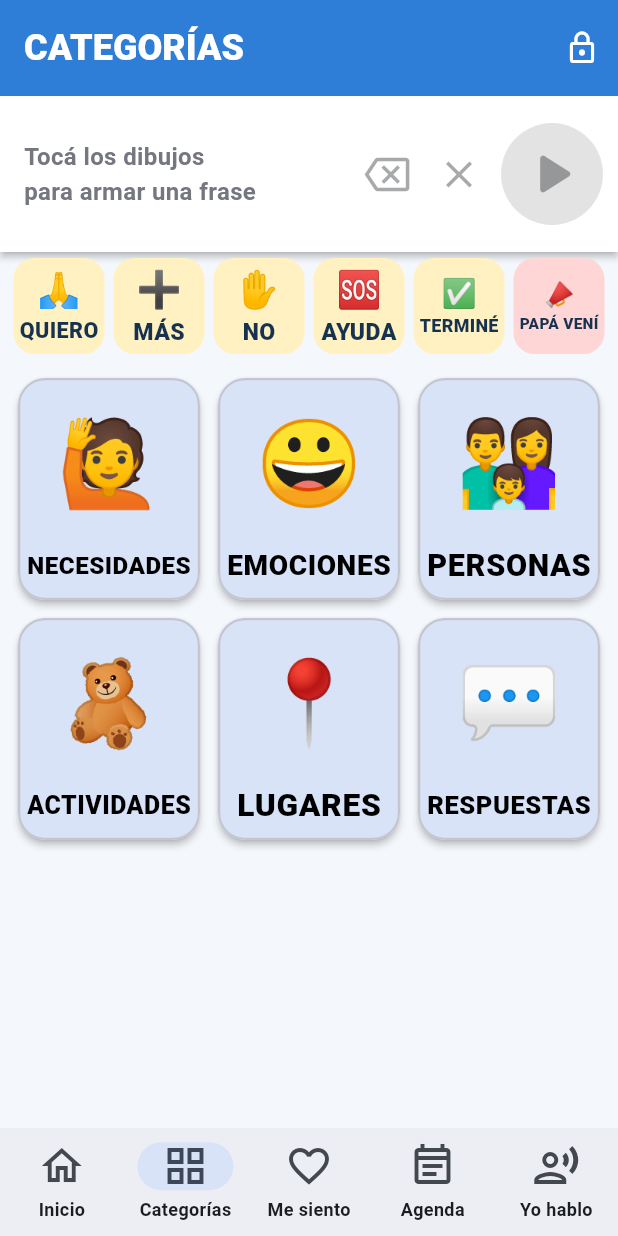
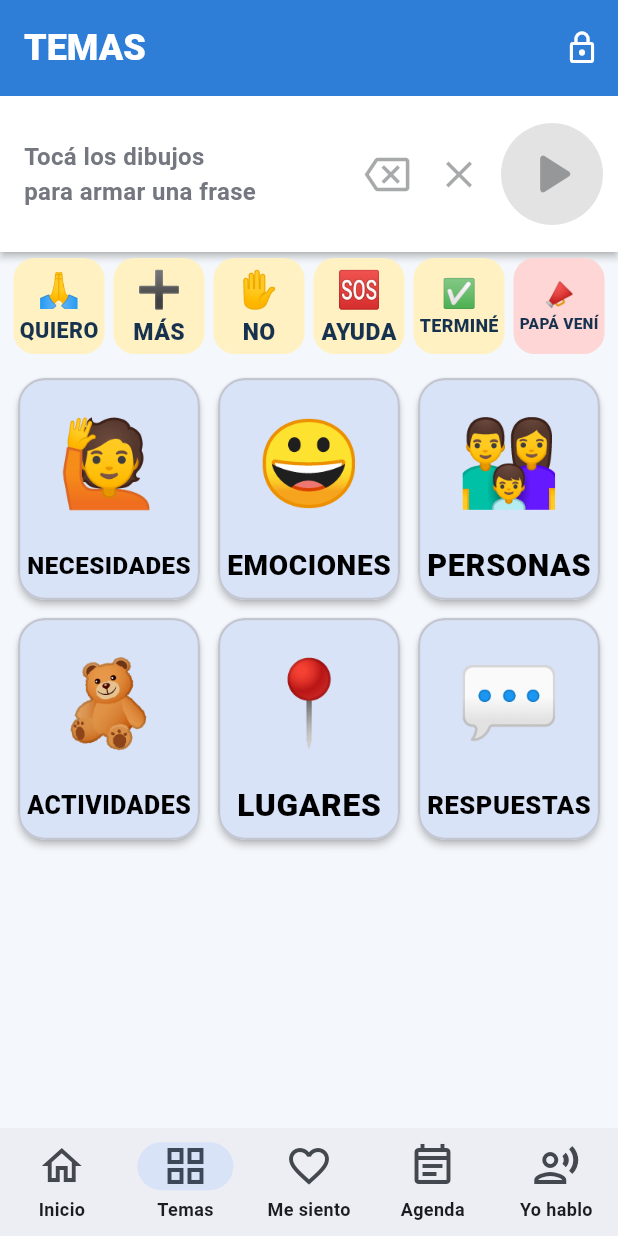
Before and after one commit to lordkindfyctyy/alejoapp, a Flutter app: the screen it shows after launch, item 2 of the bottom bar chosen, on a phone screen of 412 x 824 dp. Run offline on Flutter 3.47's test engine with Material 3 defaults, Android fonts, the phone set to English and light mode, and no system bars; our stand-ins replace audioplayers, flutter_tts, image_cropper, image_picker; missing offline and left inert: record.

Commit message:
La solapa Categorías pasa a llamarse Temas (entra en un renglón con letra grande)
Co-Authored-By: Claude Opus 5.5 <noreply@anthropic.com>
Claude-Session: https://claude.ai/code/session_01CCbF8dJo36M5c2bgaU6j9n

```diff
--- a/lib/main.dart
+++ b/lib/main.dart
@@ -95,7 +95,7 @@ class _HomeScreenState extends State<HomeScreen> {
               ? 'Modo edición'
               : const [
                   'INICIO',
-                  'CATEGORÍAS',
+                  'TEMAS',
                   'ME SIENTO',
                   'AGENDA',
                   'YO HABLO',
@@ -148,7 +148,7 @@ class _HomeScreenState extends State<HomeScreen> {
           NavigationDestination(
             icon: Icon(Icons.grid_view_outlined, size: 32),
             selectedIcon: Icon(Icons.grid_view, size: 32),
-            label: 'Categorías',
+            label: 'Temas',
           ),
           NavigationDestination(
             icon: Icon(Icons.favorite_outline, size: 32),
```
Also changed, not shown: 1 other file.
